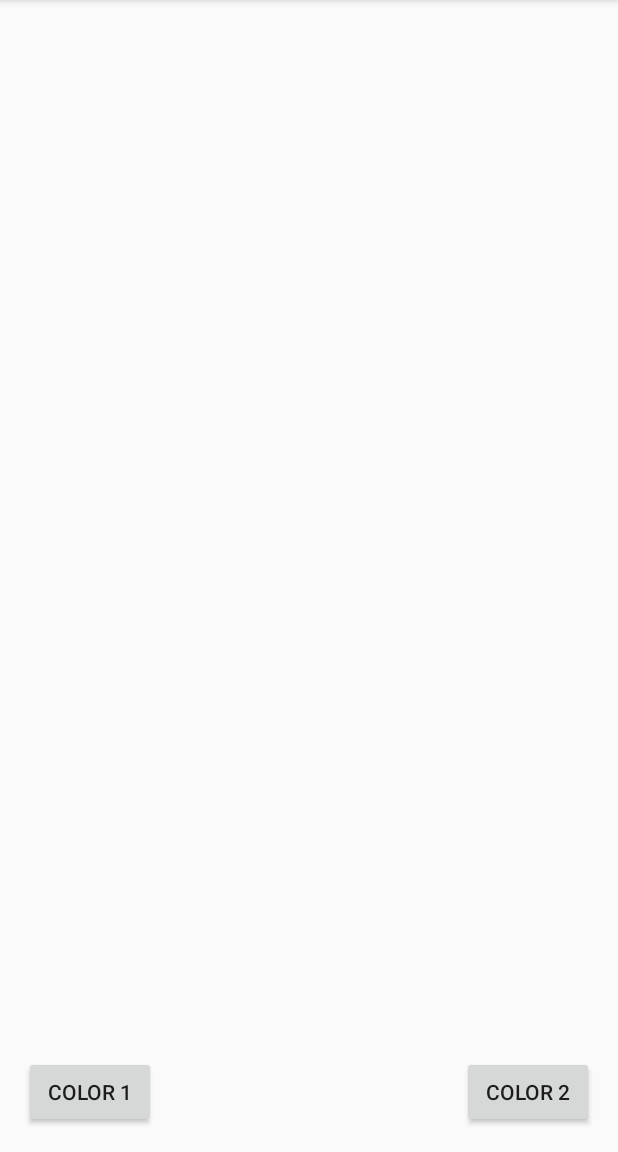
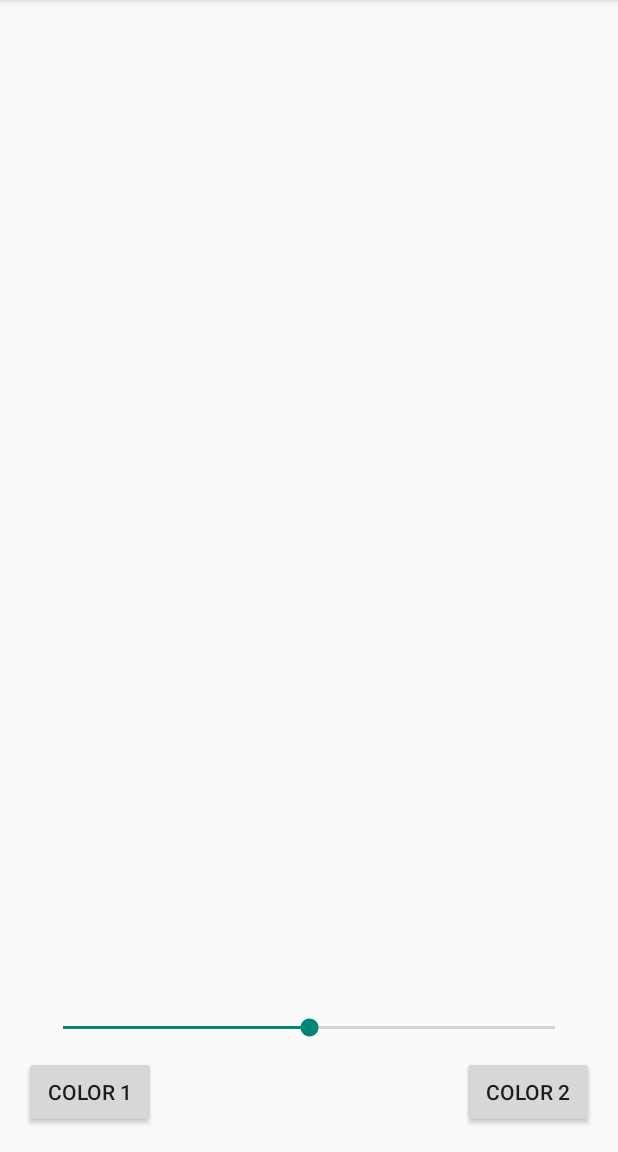
Before and after one commit to KyleFrisbie/ColorBlender, an Android app: the screen it shows after launch (HomeActivity), on a phone screen of 412 x 824 dp, the part 84-1236 px from its top. Run offline under Robolectric (Android 15) with nearby library versions, the phone set to English and light mode, and no system bars; 1 statement that could not run was skipped.

Commit message:
Have the layout looking acceptable

```diff
--- a/app/src/main/res/layout/activity_home.xml
+++ b/app/src/main/res/layout/activity_home.xml
@@ -8,13 +8,14 @@
     <RelativeLayout
         android:layout_width="match_parent"
         android:layout_height="match_parent"
-        android:layout_above="@+id/button"></RelativeLayout>
+        android:id="@+id/MainLayout"
+        android:layout_above="@+id/seekBar"></RelativeLayout>
 
     <Button
         android:layout_width="wrap_content"
         android:layout_height="wrap_content"
         android:text="Color 1"
-        android:id="@+id/button"
+        android:id="@+id/color1_button"
         android:layout_alignParentBottom="true"
         android:layout_alignParentLeft="true"
         android:layout_alignParentStart="true" />
@@ -23,8 +24,20 @@
         android:layout_width="wrap_content"
         android:layout_height="wrap_content"
         android:text="Color 2"
-        android:id="@+id/button2"
+        android:id="@+id/color2_button"
         android:layout_alignParentBottom="true"
         android:layout_alignParentRight="true"
         android:layout_alignParentEnd="true" />
+
+    <SeekBar
+        android:id="@+id/seekBar"
+        android:layout_width="match_parent"
+        android:layout_height="wrap_content"
+        android:layout_margin="10dp"
+        android:max="100"
+        android:progress="50"
+        android:secondaryProgress="0"
+        android:layout_centerHorizontal="true"
+        android:indeterminate="false"
+        android:layout_above="@+id/color1_button" />/>
 </RelativeLayout>
```
